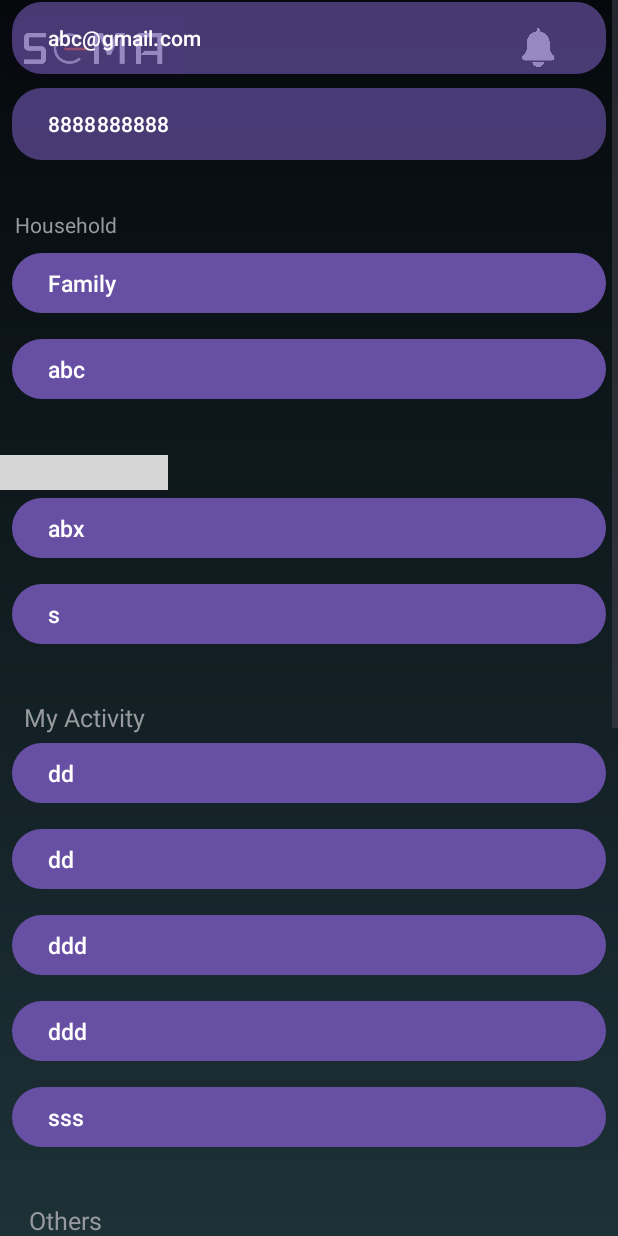
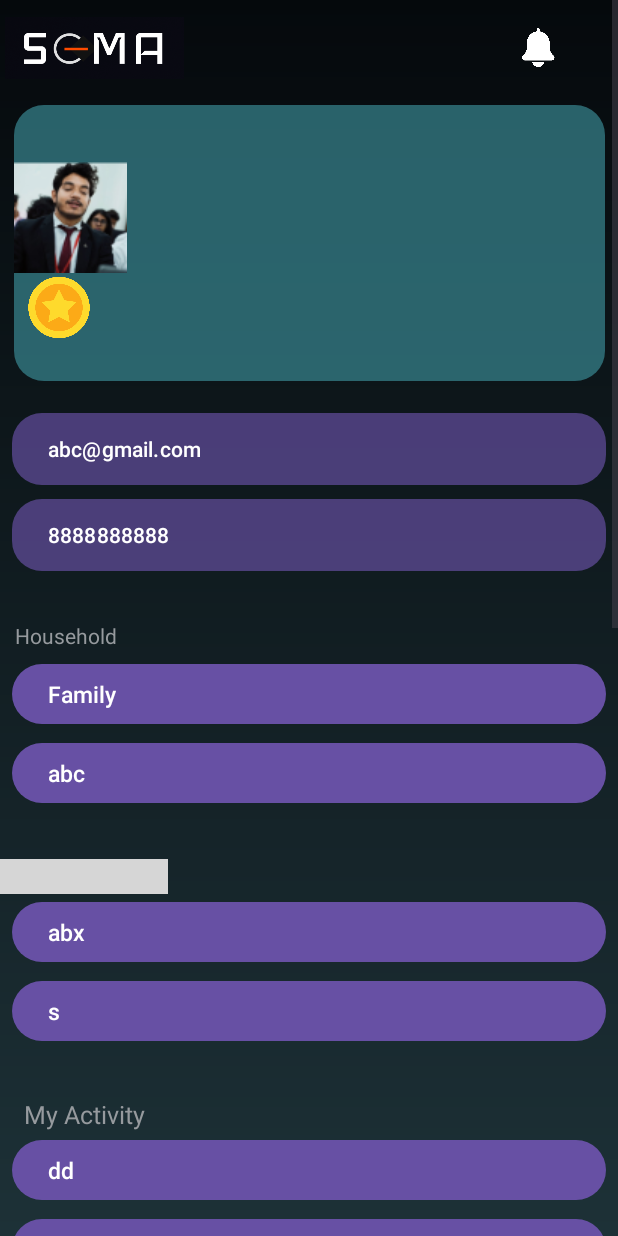
Before and after one commit to AhamasmiAdarsh/SEMA, an Android app: the layout fragment_user.xml on its own in the app's theme, with its tools: preview values and no code run, on a phone screen of 412 x 824 dp. Run offline under Robolectric (Android 15) with nearby library versions, the phone set to English and light mode, and no system bars; Roboto replaces fonts that are not available here; grey boxes are pictures that could not be loaded.

Commit message:
user file changes

```diff
--- a/app/src/main/res/layout/fragment_user.xml
+++ b/app/src/main/res/layout/fragment_user.xml
@@ -57,7 +57,11 @@
             app:layout_constraintVertical_bias="1.0" />
     </androidx.constraintlayout.widget.ConstraintLayout>
 
+
+
         <ScrollView
+
+
             android:layout_width="match_parent"
             android:layout_height="wrap_content"
 
@@ -76,12 +80,40 @@
 
             android:orientation="vertical">
 
-            <androidx.constraintlayout.widget.ConstraintLayout
-                android:layout_width="match_parent"
-                android:layout_height="match_parent">
+            <LinearLayout
+                android:layout_width="394dp"
+                android:layout_height="184dp"
+                android:layout_marginLeft="9dp"
+                android:layout_marginTop="70dp"
+                android:layout_marginRight="2dp"
+                android:layout_marginBottom="20dp"
+                android:background="@drawable/bg3"
+                android:orientation="vertical">
+
+                <ImageView
+                    android:id="@+id/imageView3"
+                    android:layout_width="wrap_content"
+                    android:layout_height="wrap_content"
+                    android:layout_marginTop="38dp"
+
+                    app:layout_constraintBottom_toBottomOf="parent"
+                    app:layout_constraintStart_toStartOf="parent"
+                    app:layout_constraintTop_toTopOf="parent"
+                    app:layout_constraintVertical_bias="0.0"
+                    app:srcCompat="@drawable/prof" />
+
+                <ImageView
+
+                    android:layout_width="60dp"
+                    android:layout_height="46dp"
+                    app:layout_constraintEnd_toStartOf="@+id/textView23"
+                    app:layout_constraintHorizontal_bias="0.0"
+                    app:layout_constraintStart_toStartOf="@+id/textView88"
+                    app:srcCompat="@drawable/star"
+                    tools:layout_editor_absoluteY="176dp" />
 
 
-            </androidx.constraintlayout.widget.ConstraintLayout>
+            </LinearLayout>
 
             <Button
 
@@ -138,7 +170,7 @@
                 android:layout_marginStart="8dp"
                 android:layout_marginTop="1dp"
                 android:layout_marginEnd="8dp"
-                android:layout_marginBottom="8dp"
+                android:layout_marginBottom="3dp"
                 android:layout_weight="1"
                 android:orientation="vertical"
 
@@ -173,8 +205,6 @@
                 app:autoSizeTextType="uniform" />
 
 
-
-
             <Button
                 android:layout_width="match_parent"
                 android:layout_height="48dp"
@@ -182,7 +212,7 @@
                 android:layout_marginStart="8dp"
                 android:layout_marginTop="1dp"
                 android:layout_marginEnd="8dp"
-                android:layout_marginBottom="8dp"
+                android:layout_marginBottom="3dp"
                 android:layout_weight="0.333"
                 android:text="abx"
                 android:textAlignment="viewStart"
@@ -222,60 +252,60 @@
                 android:layout_height="48dp"
                 android:layout_gravity="center|start"
                 android:layout_marginStart="8dp"
+                android:layout_marginTop="1dp"
                 android:layout_marginEnd="8dp"
-                android:layout_marginTop="1dp"
-                android:layout_marginBottom="8dp"
+                android:layout_marginBottom="3dp"
                 android:layout_weight="0.333"
                 android:text="dd"
                 android:textAlignment="viewStart"
                 android:textColor="#FFFFFF"
                 android:textSize="15sp"
-                android:textStyle="normal"/>
+                android:textStyle="normal" />
 
             <Button
                 android:layout_width="match_parent"
                 android:layout_height="48dp"
                 android:layout_gravity="center|start"
                 android:layout_marginStart="8dp"
+                android:layout_marginTop="1dp"
                 android:layout_marginEnd="8dp"
-                android:layout_marginBottom="8dp"
-                android:layout_marginTop="1dp"
+                android:layout_marginBottom="3dp"
                 android:layout_weight="0.333"
                 android:text="dd"
                 android:textAlignment="viewStart"
                 android:textColor="#FFFFFF"
-                android:textStyle="normal"
-                android:textSize="15sp"/>
+                android:textSize="15sp"
+                android:textStyle="normal" />
 
             <Button
                 android:layout_width="match_parent"
                 android:layout_height="48dp"
                 android:layout_gravity="start|center"
                 android:layout_marginStart="8dp"
+                android:layout_marginTop="1dp"
                 android:layout_marginEnd="8dp"
-                android:layout_marginBottom="8dp"
-                android:layout_marginTop="1dp"
+                android:layout_marginBottom="3dp"
                 android:layout_weight="0.333"
                 android:text="ddd"
                 android:textAlignment="viewStart"
                 android:textColor="#FFFFFF"
-                android:textStyle="normal"
-                android:textSize="15sp"/>
+                android:textSize="15sp"
+                android:textStyle="normal" />
 
             <Button
                 android:layout_width="match_parent"
                 android:layout_height="48dp"
                 android:layout_gravity="center|start"
                 android:layout_marginStart="8dp"
+                android:layout_marginTop="1dp"
                 android:layout_marginEnd="8dp"
-                android:layout_marginTop="1dp"
-                android:layout_marginBottom="8dp"
+                android:layout_marginBottom="3dp"
                 android:layout_weight="0.333"
                 android:text="ddd"
                 android:textAlignment="viewStart"
                 android:textColor="#FFFFFF"
-                android:textStyle="normal"
-                android:textSize="15sp"/>
+                android:textSize="15sp"
+                android:textStyle="normal" />
 
             <Button
                 android:layout_width="match_parent"
@@ -283,14 +313,14 @@
                 android:layout_gravity="start|start"
                 android:layout_marginStart="8dp"
                 android:layout_marginTop="1dp"
-                android:layout_marginBottom="8dp"
                 android:layout_marginEnd="8dp"
+                android:layout_marginBottom="3dp"
                 android:layout_weight="0.333"
                 android:text="sss"
                 android:textAlignment="viewStart"
                 android:textColor="#FFFFFF"
-                android:textStyle="normal"
-                android:textSize="15sp"/>
+                android:textSize="15sp"
+                android:textStyle="normal" />
 
             <TextView
                 android:id="@+id/textView101"
@@ -310,14 +340,14 @@
                 android:layout_gravity="center|start"
                 android:layout_marginStart="8dp"
                 android:layout_marginTop="1dp"
-                android:layout_marginBottom="8dp"
                 android:layout_marginEnd="8dp"
+                android:layout_marginBottom="3dp"
                 android:layout_weight="0.333"
                 android:text="ddd"
                 android:textAlignment="viewStart"
                 android:textColor="#FFFFFF"
-                android:textStyle="normal"
-                android:textSize="15sp"/>
+                android:textSize="15sp"
+                android:textStyle="normal" />
 
             <Button
                 android:layout_width="match_parent"
@@ -325,29 +355,14 @@
                 android:layout_gravity="center|start"
                 android:layout_marginStart="8dp"
                 android:layout_marginTop="1dp"
-                android:layout_marginBottom="8dp"
                 android:layout_marginEnd="8dp"
+                android:layout_marginBottom="3dp"
                 android:layout_weight="0.333"
                 android:text="sss"
                 android:textAlignment="viewStart"
                 android:textColor="#FFFFFF"
                 android:textSize="15sp"
-                android:textStyle="normal"/>
-
-            <Button
-                android:layout_width="match_parent"
-                android:layout_height="48dp"
-                android:layout_gravity="start|center"
-                android:layout_marginStart="8dp"
-                android:layout_marginTop="1dp"
-                android:layout_marginBottom="8dp"
-                android:layout_marginEnd="8dp"
-                android:layout_weight="0.333"
-                android:text="ss"
-                android:textAlignment="viewStart"
-                android:textColor="#FFFFFF"
-                android:textSize="15sp"
-                android:textStyle="normal"/>
+                android:textStyle="normal" />
 
             <Button
                 android:layout_width="match_parent"
@@ -356,13 +371,28 @@
                 android:layout_marginStart="8dp"
                 android:layout_marginTop="1dp"
                 android:layout_marginEnd="8dp"
-                android:layout_marginBottom="8dp"
+                android:layout_marginBottom="3dp"
                 android:layout_weight="0.333"
+                android:text="ss"
                 android:textAlignment="viewStart"
-                android:text="eww"
                 android:textColor="#FFFFFF"
                 android:textSize="15sp"
-                android:textStyle="normal"/>
+                android:textStyle="normal" />
+
+            <Button
+                android:layout_width="match_parent"
+                android:layout_height="48dp"
+                android:layout_gravity="start|center"
+                android:layout_marginStart="8dp"
+                android:layout_marginTop="1dp"
+                android:layout_marginEnd="8dp"
+                android:layout_marginBottom="3dp"
+                android:layout_weight="0.333"
+                android:text="eww"
+                android:textAlignment="viewStart"
+                android:textColor="#FFFFFF"
+                android:textSize="15sp"
+                android:textStyle="normal" />
 
             <Button
                 android:layout_width="match_parent"
```
